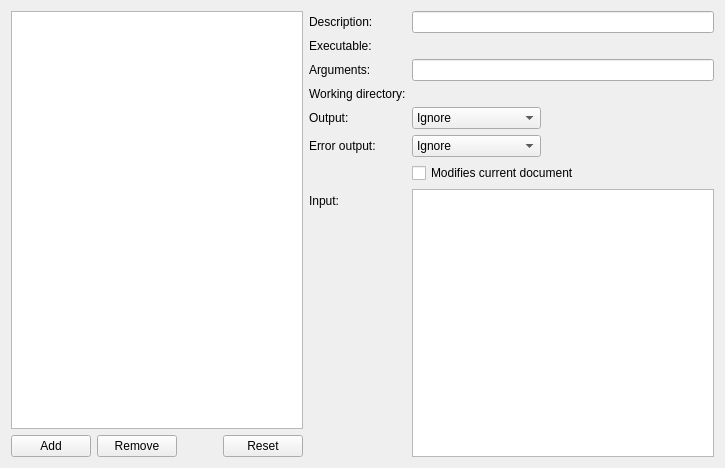
Before: the Qt Designer form src/plugins/coreplugin/dialogs/externaltoolconfig.ui in qt-creator/qt-creator, drawn with Qt 5.
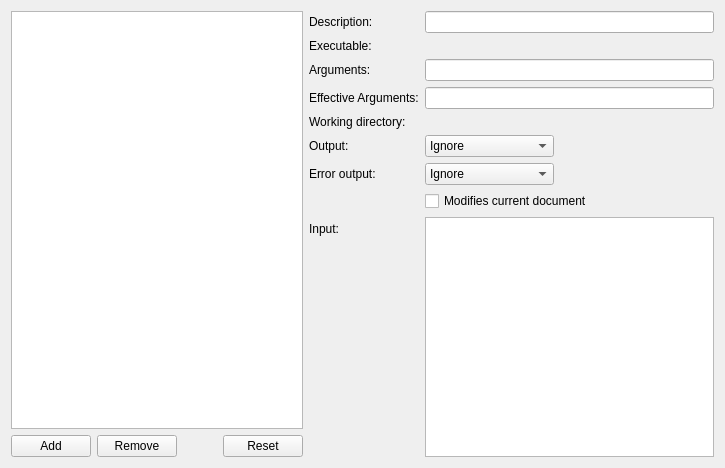
After: the same form once the commit is applied. Custom widgets are drawn as their Qt base class.

Commit message:
External Tools: Show effective arguments
Expand variables to demonstrate what the arguments will be like

The edit to the form file:
```diff
--- a/src/plugins/coreplugin/dialogs/externaltoolconfig.ui
+++ b/src/plugins/coreplugin/dialogs/externaltoolconfig.ui
@@ -131,6 +131,23 @@
        <widget class="QLineEdit" name="arguments"/>
       </item>
       <item row="3" column="0">
+       <widget class="QLabel" name="effectiveArgumentsLabel">
+        <property name="text">
+         <string>Effective Arguments:</string>
+        </property>
+       </widget>
+      </item>
+      <item row="3" column="1">
+       <widget class="QLineEdit" name="effectiveArguments">
+        <property name="enabled">
+         <bool>true</bool>
+        </property>
+        <property name="readOnly">
+         <bool>true</bool>
+        </property>
+       </widget>
+      </item>
+      <item row="4" column="0">
        <widget class="QLabel" name="workingDirectoryLabel">
         <property name="text">
          <string>Working directory:</string>
@@ -144,7 +161,7 @@
         </property>
        </widget>
       </item>
-      <item row="4" column="0">
+      <item row="5" column="0">
        <widget class="QLabel" name="outputLabel">
         <property name="toolTip">
          <string>&lt;html&gt;&lt;head/&gt;&lt;body&gt;
@@ -157,7 +174,7 @@
         </property>
        </widget>
       </item>
-      <item row="4" column="1">
+      <item row="5" column="1">
        <widget class="QComboBox" name="outputBehavior">
         <item>
          <property name="text">
@@ -176,7 +193,7 @@
         </item>
        </widget>
       </item>
-      <item row="5" column="0">
+      <item row="6" column="0">
        <widget class="QLabel" name="errorOutputLabel">
         <property name="toolTip">
          <string>&lt;html&gt;&lt;head&gt;&lt;body&gt;
@@ -191,7 +208,7 @@
         </property>
        </widget>
       </item>
-      <item row="5" column="1">
+      <item row="6" column="1">
        <widget class="QComboBox" name="errorOutputBehavior">
         <item>
          <property name="text">
@@ -210,7 +227,17 @@
         </item>
        </widget>
       </item>
-      <item row="7" column="0">
+      <item row="7" column="1">
+       <widget class="QCheckBox" name="modifiesDocumentCheckbox">
+        <property name="toolTip">
+         <string>If the tool modifies the current document, set this flag to ensure that the document is saved before running the tool and is reloaded after the tool finished.</string>
+        </property>
+        <property name="text">
+         <string>Modifies current document</string>
+        </property>
+       </widget>
+      </item>
+      <item row="8" column="0">
        <widget class="QLabel" name="inputLabel">
         <property name="toolTip">
          <string>Text to pass to the executable via standard input. Leave empty if the executable should not receive any input.</string>
@@ -220,23 +247,13 @@
         </property>
        </widget>
       </item>
-      <item row="7" column="1">
+      <item row="8" column="1">
        <widget class="QPlainTextEdit" name="inputText">
         <property name="lineWrapMode">
          <enum>QPlainTextEdit::NoWrap</enum>
         </property>
        </widget>
       </item>
-      <item row="6" column="1">
-       <widget class="QCheckBox" name="modifiesDocumentCheckbox">
-        <property name="toolTip">
-         <string>If the tool modifies the current document, set this flag to ensure that the document is saved before running the tool and is reloaded after the tool finished.</string>
-        </property>
-        <property name="text">
-         <string>Modifies current document</string>
-        </property>
-       </widget>
-      </item>
      </layout>
     </widget>
    </item>
```
Left out of the diff: 2 changed lines with no effect on the pictures. The commit also changes 2 other files.
